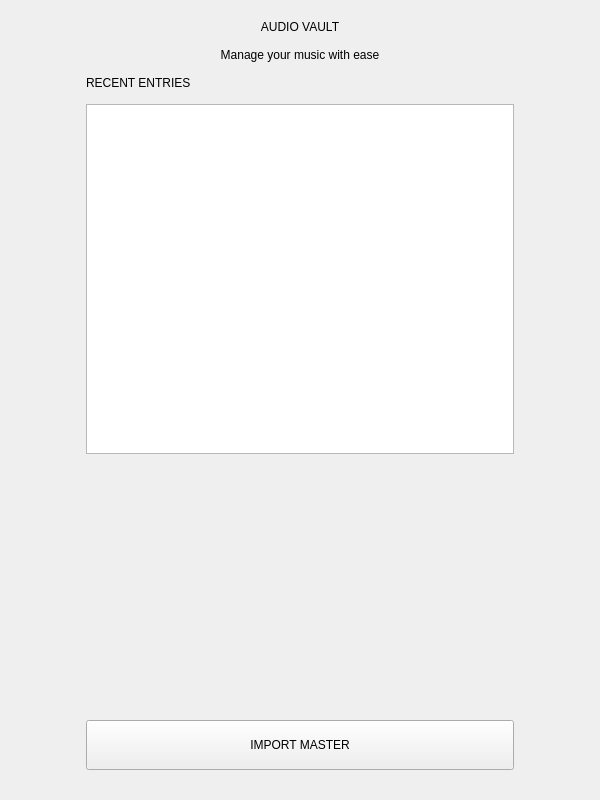
Above: src/audio_vault/ui/view/main_window.ui from ohSystemmm/audio-vault before the change. Below: the same form after it.
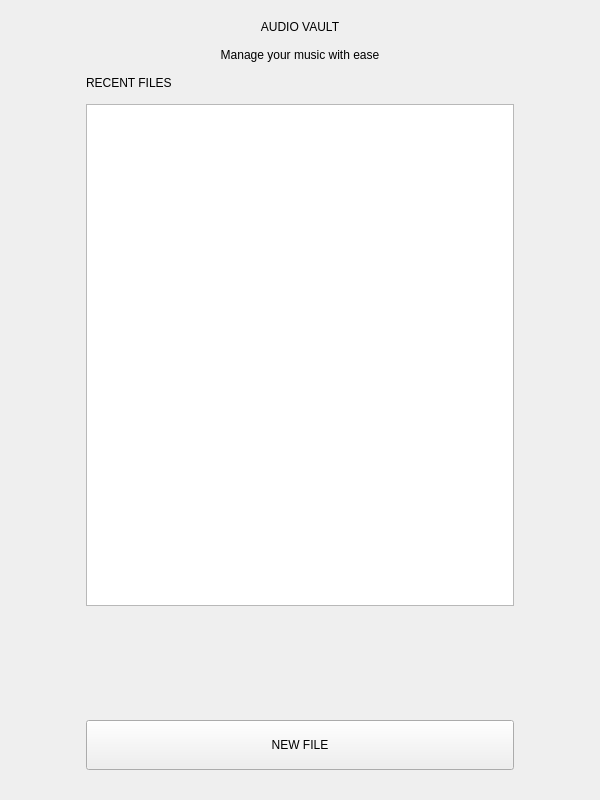
That is the form after the change.

```diff
--- a/src/audio_vault/ui/view/main_window.ui
+++ b/src/audio_vault/ui/view/main_window.ui
@@ -13,7 +13,7 @@
   <property name="minimumSize">
    <size>
     <width>420</width>
-    <height>650</height>
+    <height>550</height>
    </size>
   </property>
   <property name="windowTitle">
@@ -52,7 +52,7 @@
     </item>
     
     <item>
-     <layout class="QVBoxLayout" name="centerVLayout">
+     <layout class="QVBoxLayout" name="centerVLayout" stretch="0,0,0,5,1,0">
       <property name="spacing">
        <number>14</number>
       </property>
@@ -82,7 +82,7 @@
       <item>
        <widget class="QLabel" name="lb_recent">
         <property name="text">
-         <string>RECENT ENTRIES</string>
+         <string>RECENT FILES</string>
         </property>
        </widget>
       </item>
@@ -92,7 +92,7 @@
         <property name="minimumSize">
          <size>
           <width>350</width>
-          <height>350</height>
+           <height>200</height>
          </size>
         </property>
        </widget>
@@ -103,10 +103,13 @@
         <property name="orientation">
          <enum>Qt::Vertical</enum>
         </property>
+        <property name="sizeType">
+         <enum>QSizePolicy::Expanding</enum>
+        </property>
         <property name="sizeHint" stdset="0">
          <size>
           <width>20</width>
-          <height>40</height>
+          <height>20</height>
          </size>
         </property>
        </spacer>
@@ -124,7 +127,7 @@
          <cursorShape>PointingHandCursor</cursorShape>
         </property>
         <property name="text">
-         <string>IMPORT MASTER</string>
+         <string>NEW FILE</string>
         </property>
        </widget>
       </item>
```
Lines whose indentation alone changed are shown as unchanged.
